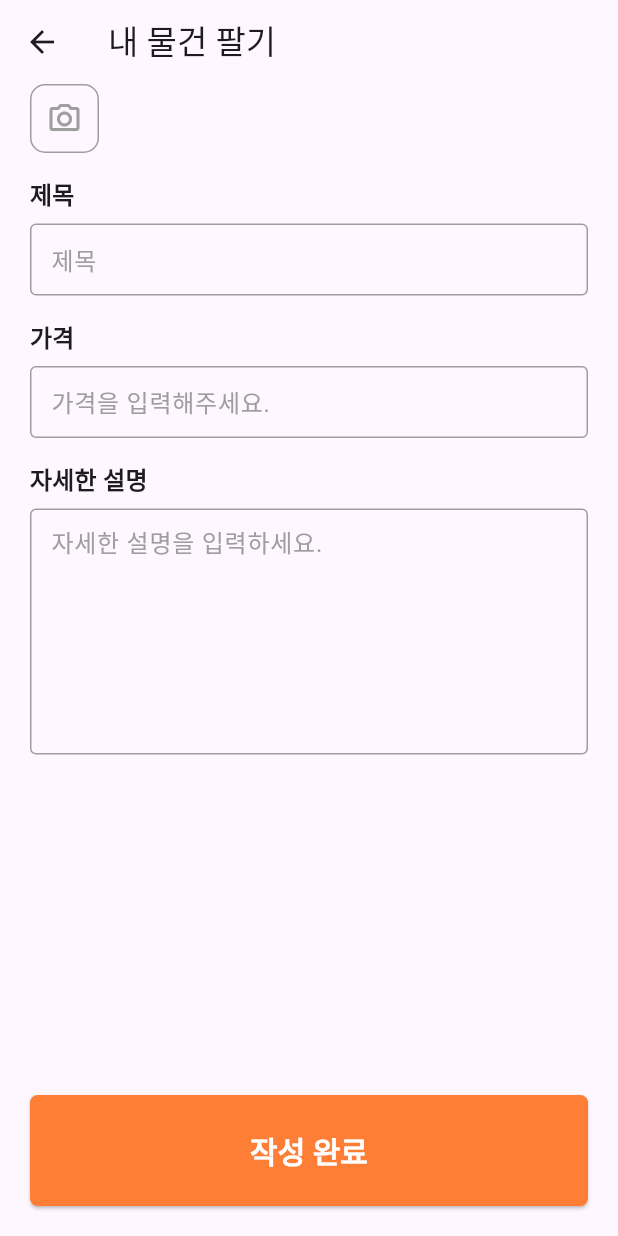
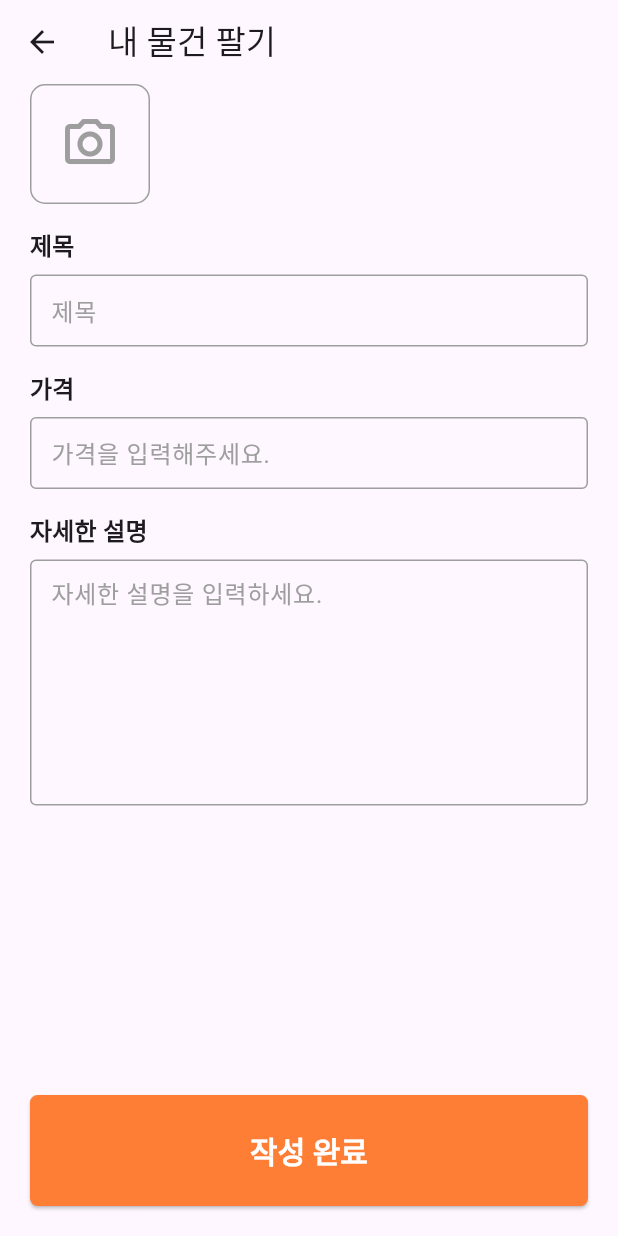
Before and after one commit to seungiloh5/tutorial_fullstack_dev, a Flutter app: the FeedCreate screen opened directly, on a phone screen of 412 x 824 dp. Run offline on Flutter 3.47's test engine with Material 3 defaults, Android fonts, the phone set to English and light mode, and no system bars; our stand-ins replace get, get_storage, image_picker; accounts and stored records are empty; network calls fail; Roboto replaces fonts that are missing (Noto Sans).

Commit message:
풀스택 개발 11장-2.4 피드 이미지 (문제 미해결)

```diff
--- a/carrot_flutter/lib/src/controllers/file_controller.dart
+++ b/carrot_flutter/lib/src/controllers/file_controller.dart
@@ -18,9 +18,7 @@
       print("[FileController] 이미지 선택 실패");
       return;
     }
-    print('1');
     Map body = await provider.imageUpload(image.name, image.path);
-    print('2');
     if (body['result'] == 'ok') {
       print("[FileController] 이미지 업로드 성공}");
       imageId.value = body['data'] as int;
--- a/carrot_flutter/lib/src/screens/feed/create.dart
+++ b/carrot_flutter/lib/src/screens/feed/create.dart
@@ -1,7 +1,10 @@
-import '../../controllers/feed_controller.dart';
-import '../../widgets/forms/label_textfield.dart';
 import 'package:flutter/material.dart';
 import 'package:get/get.dart';
+
+import '../../controllers/feed_controller.dart';
+import '../../controllers/file_controller.dart';
+import '../../widgets/forms/label_textfield.dart';
+import '../../widgets/buttons/feed_image.dart';
 
 class FeedCreate extends StatefulWidget {
   const FeedCreate({super.key});
@@ -12,7 +15,7 @@
 
 class _FeedCreateState extends State<FeedCreate> {
   final feedController = Get.put(FeedController());
-  int? imageId;
+  final fileController = Get.put(FileController());
   final TextEditingController _titleController = TextEditingController();
   final TextEditingController _priceController = TextEditingController();
   final TextEditingController _contentController = TextEditingController();
@@ -22,7 +25,7 @@
       _titleController.text,
       _priceController.text,
       _contentController.text,
-      imageId,
+      fileController.imageId.value,
     );
     if (result) {
       Get.back();
@@ -40,20 +43,11 @@
             Expanded(
               child: ListView(
                 children: [
-                  Row(
-                    children: [
-                      Container(
-                        padding: const EdgeInsets.all(10),
-                        decoration: BoxDecoration(
-                          borderRadius: BorderRadius.circular(10),
-                          border: Border.all(color: Colors.grey, width: 1),
-                        ),
-                        child: const Icon(
-                          Icons.camera_alt_outlined,
-                          color: Colors.grey,
-                        ),
-                      ),
-                    ],
+                  InkWell(
+                    onTap: fileController.upload,
+                    child: Obx(
+                      () => FeedImage(fileController.imageUrl),
+                    ),
                   ),
                   const SizedBox(height: 16),
                   // 피트 타이틀
--- /dev/null
+++ b/carrot_flutter/lib/src/widgets/buttons/feed_image.dart
@@ -0,0 +1,40 @@
+import 'package:flutter/material.dart';
+
+class FeedImage extends StatelessWidget {
+  final String? image;
+  const FeedImage(this.image, {super.key});
+
+  @override
+  Widget build(BuildContext context) {
+    return Row(
+      children: [
+        Container(
+          width: 80.0,
+          height: 80.0,
+          decoration: BoxDecoration(
+            shape: BoxShape.rectangle,
+            borderRadius: BorderRadius.circular(10),
+            border: image == null
+                ? Border.all(color: Colors.grey, width: 1.0)
+                : null,
+          ),
+          child: ClipRRect(
+            borderRadius: BorderRadius.circular(10),
+            child: image == null
+                ? const Icon(
+                    Icons.camera_alt_outlined,
+                    size: 40.0,
+                    color: Colors.grey,
+                  )
+                : Image.network(
+                    image!,
+                    fit: BoxFit.cover,
+                    width: 80.0,
+                    height: 80.0,
+                  ),
+          ),
+        ),
+      ],
+    );
+  }
+}
```
Also changed, not shown: carrot_flutter/lib/src/screens/feed/edit.dart (+11 -19 lines).
